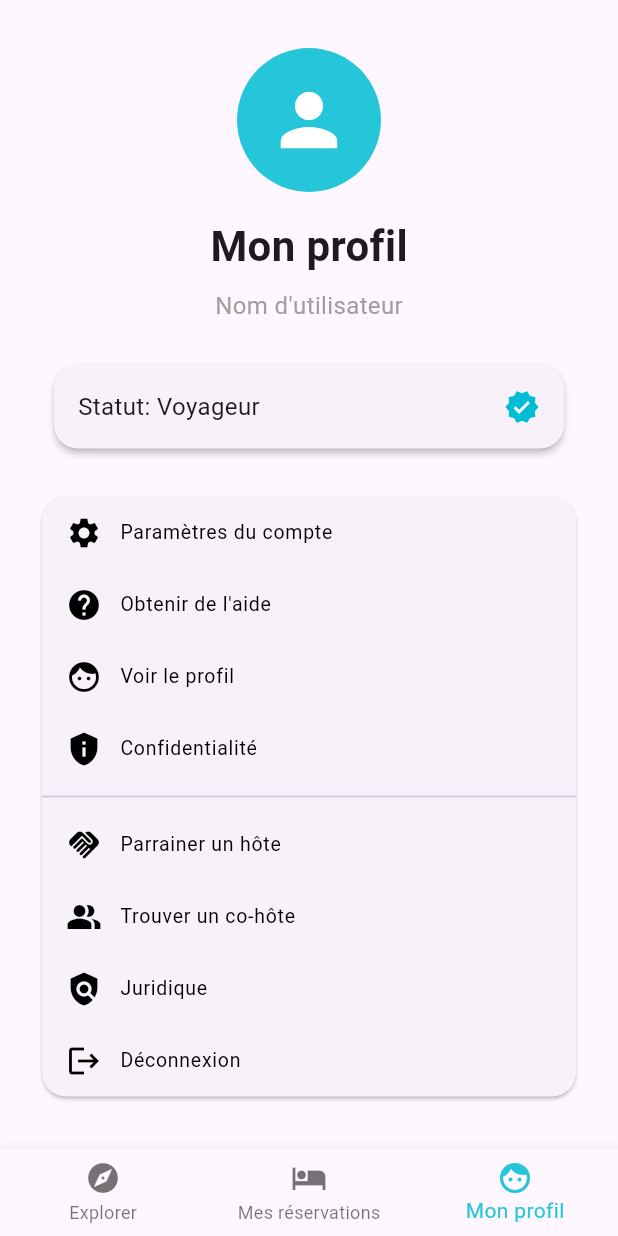
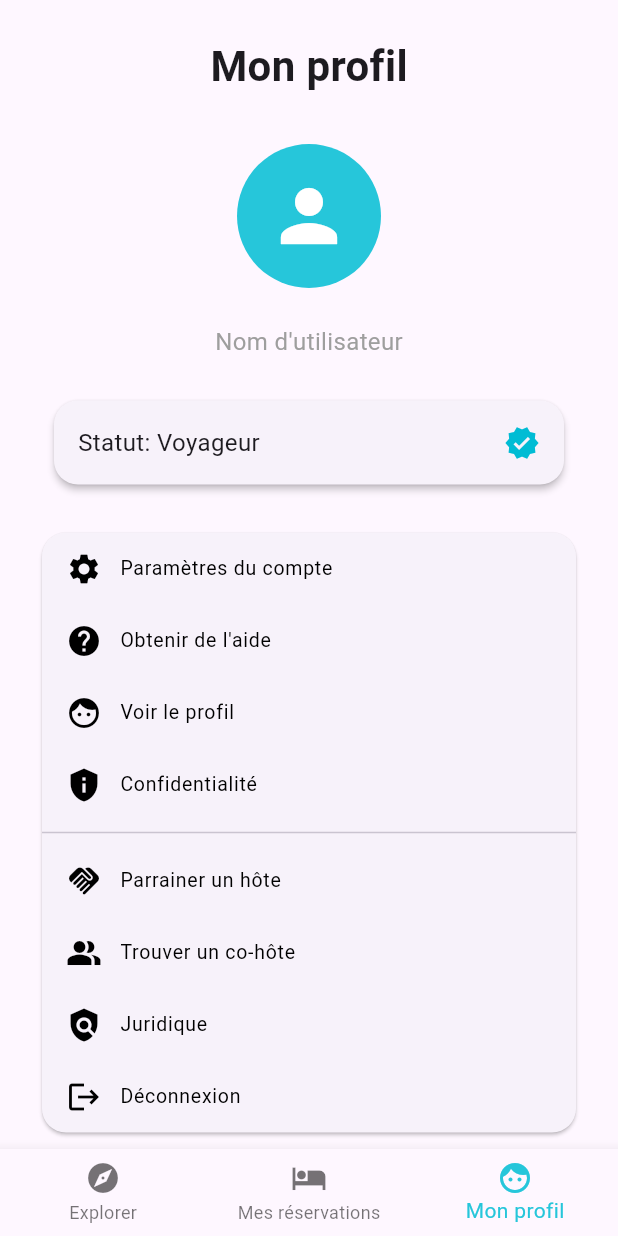
Before and after one commit to Thekorzeremi/Hoo, a Flutter app: the screen it shows after launch, item 3 of the bottom bar chosen, on a phone screen of 412 x 824 dp. Run offline on Flutter 3.47's test engine with Material 3 defaults, Android fonts, the light colour scheme and no system bars.

Commit message:
ci: explore

```diff
--- a/lib/main.dart
+++ b/lib/main.dart
@@ -104,7 +104,7 @@ class _ExploreTabState extends State<ExploreTab> {
             margin: EdgeInsets.fromLTRB(0, 24, 0, 0),
             child: Text(
               "Où allez-vous partir ?",
-              style: TextStyle(fontSize: 24, fontWeight: FontWeight.bold),
+              style: TextStyle(fontSize: 28, fontWeight: FontWeight.bold),
             ),
           ),
           Row(
@@ -497,7 +497,7 @@ class _BookingTabState extends State<BookingTab> {
             padding: EdgeInsets.symmetric(vertical: 20.0, horizontal: 16.0),
             child: Text(
               'Mes réservations',
-              style: TextStyle(fontSize: 24, fontWeight: FontWeight.bold),
+              style: TextStyle(fontSize: 28, fontWeight: FontWeight.bold),
             ),
           ),
           Container(
@@ -616,6 +616,12 @@ class _ProfileTabState extends State<ProfileTab> {
       child: Column(
         crossAxisAlignment: CrossAxisAlignment.center,
         children: [
+          Container(
+            margin: EdgeInsets.fromLTRB(0, 24, 0, 0),
+            child: const Text(
+            "Mon profil",
+            style: TextStyle(fontSize: 28, fontWeight: FontWeight.bold),
+          ),),
           const SizedBox(height: 32),
           CircleAvatar(
             radius: 48,
@@ -623,10 +629,6 @@ class _ProfileTabState extends State<ProfileTab> {
             child: const Icon(Icons.person, size: 56, color: Colors.white),
           ),
           const SizedBox(height: 16),
-          const Text(
-            "Mon profil",
-            style: TextStyle(fontSize: 28, fontWeight: FontWeight.bold),
-          ),
           const SizedBox(height: 8),
           const Text(
             "Nom d'utilisateur",
```
